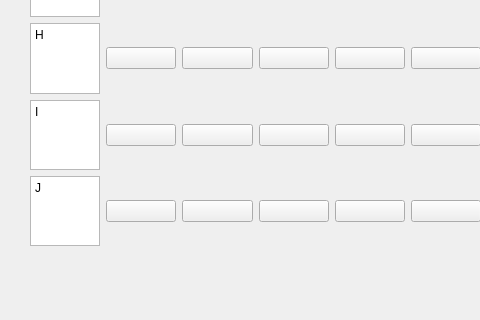
This is battleship.ui in jackalot/Connect-4-Class-Project as Qt 5 draws it before an edit; both pictures show x 0 to 480 and y 676 to 996 of the 1069 by 996 pixel window. The edited form follows.
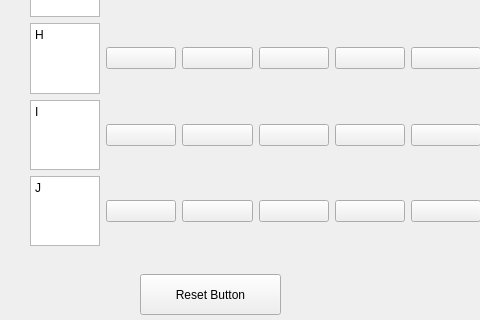
This is the edited form.

Commit message: added a reset button

```diff
--- a/battleship.ui
+++ b/battleship.ui
@@ -939,6 +939,19 @@
     <bool>false</bool>
    </property>
   </widget>
+  <widget class="QPushButton" name="ResetButton">
+   <property name="geometry">
+    <rect>
+     <x>140</x>
+     <y>950</y>
+     <width>141</width>
+     <height>41</height>
+    </rect>
+   </property>
+   <property name="text">
+    <string>Reset Button</string>
+   </property>
+  </widget>
  </widget>
  <resources/>
  <connections/>
```
The commit also changes 1 other file.
